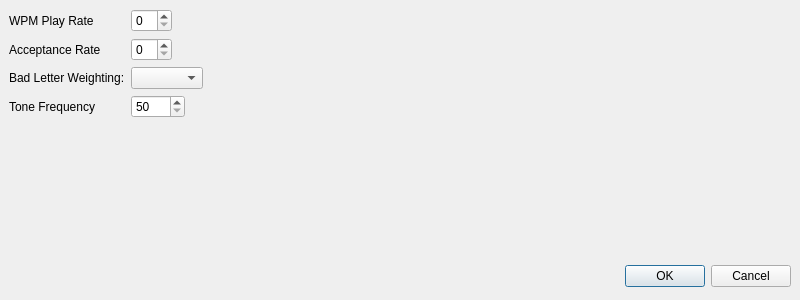
Qt form Prefs.ui (hardaker/CuteCW) before a commit.
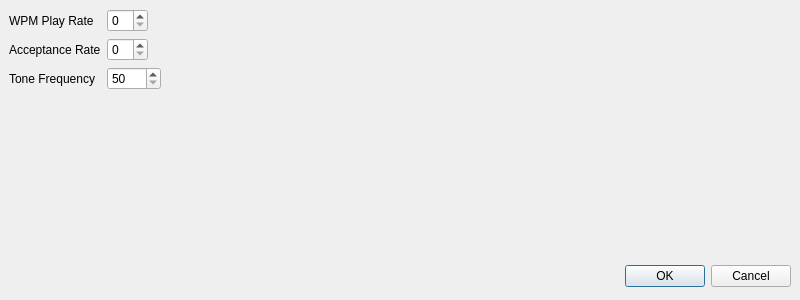
The same form after that commit.

Commit message: remove the bad letter weighting

Diff of the .ui file:
```diff
--- a/Prefs.ui
+++ b/Prefs.ui
@@ -57,23 +57,13 @@
      </widget>
     </item>
     <item row="2" column="0">
-     <widget class="QLabel" name="label_3">
-      <property name="text">
-       <string>Bad Letter Weighting:</string>
-      </property>
-     </widget>
-    </item>
-    <item row="2" column="1">
-     <widget class="QComboBox" name="weighting"/>
-    </item>
-    <item row="3" column="0">
      <widget class="QLabel" name="label_4">
       <property name="text">
        <string>Tone Frequency</string>
       </property>
      </widget>
     </item>
-    <item row="3" column="1">
+    <item row="2" column="1">
      <widget class="QSpinBox" name="tone">
       <property name="minimum">
        <number>50</number>
```
Left out of the diff: 12 changed lines with no effect on the pictures. The commit also changes 1 other file.
